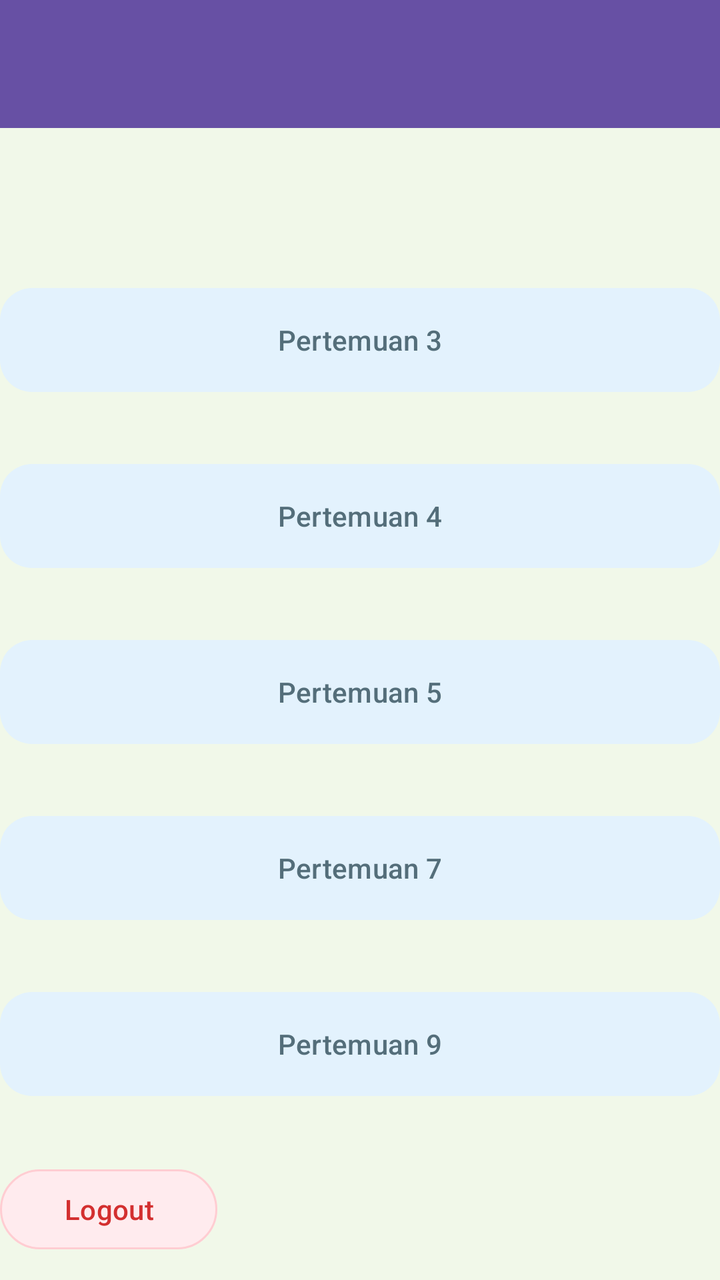
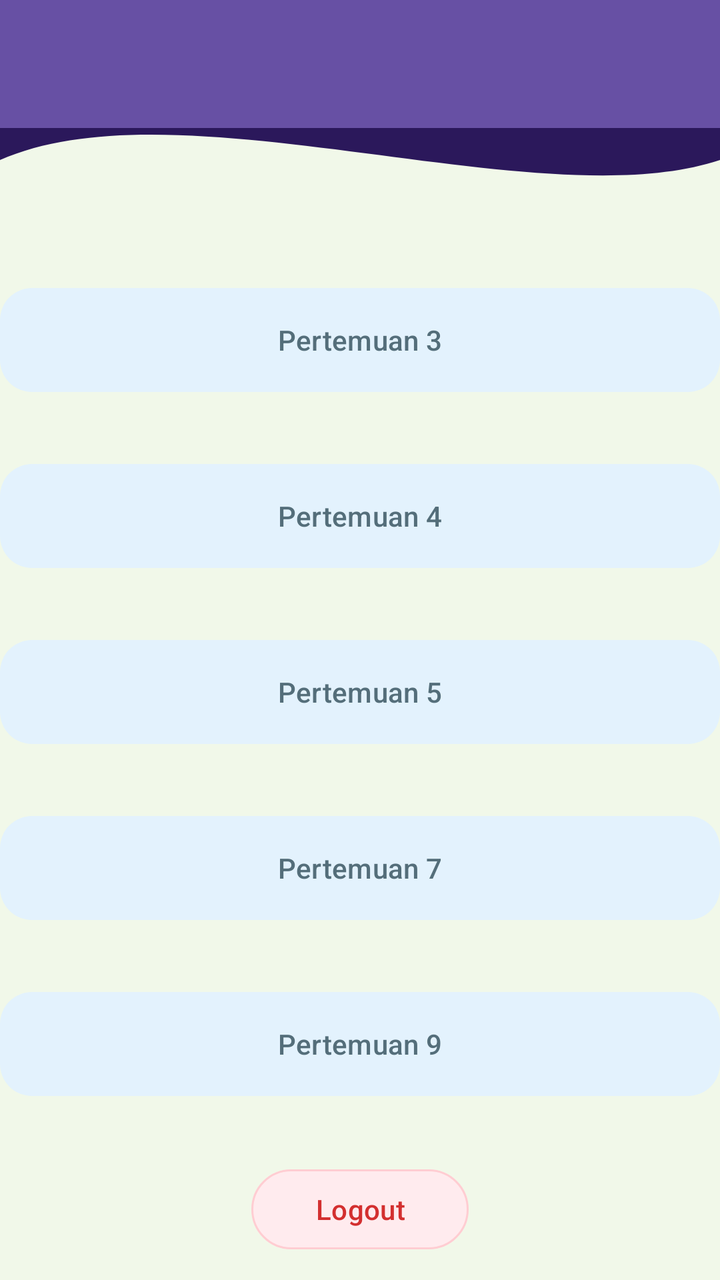

The first picture is an Android layout as it rendered before a commit; the second is the same layout after the commit. The layout source and the unified diff follow.
<!-- AndroidManifest.xml: application theme Theme.PaniApps -->
<!-- res/layout/fragment_home.xml -->
<?xml version="1.0" encoding="utf-8"?>
<androidx.constraintlayout.widget.ConstraintLayout xmlns:android="http://schemas.android.com/apk/res/android"
    xmlns:tools="http://schemas.android.com/tools"
    android:layout_width="match_parent"
    android:layout_height="match_parent"
    xmlns:app="http://schemas.android.com/apk/res-auto"
    android:background="#F1F8E9"
    tools:context=".Home.HomeFragment">


    

    <androidx.appcompat.widget.Toolbar
        android:id="@+id/toolbar"
        android:layout_width="match_parent"
        android:layout_height="?attr/actionBarSize"
        android:background="?attr/colorPrimary"
        app:layout_constraintEnd_toEndOf="parent"
        app:layout_constraintStart_toStartOf="parent"
        app:layout_constraintTop_toTopOf="parent"
        app:layout_scrollFlags="scroll|enterAlways"
        app:subtitleTextColor="@android:color/white"
        app:titleTextColor="@android:color/white" />

    <Button
        android:id="@+id/btnToThird"
        android:layout_width="0dp"
        android:layout_height="60dp"
        android:layout_marginTop="140dp"
        android:elevation="2dp"
        android:text="Pertemuan 3"
        android:textAllCaps="false"
        android:textColor="#546E7A"
        app:backgroundTint="#E3F2FD"
        app:cornerRadius="16dp"
        app:layout_constraintEnd_toEndOf="parent"
        app:layout_constraintHorizontal_bias="0.0"
        app:layout_constraintStart_toStartOf="parent"
        app:layout_constraintTop_toTopOf="parent" />

    <Button
        android:id="@+id/btnToFourth"
        android:layout_width="0dp"
        android:layout_height="60dp"
        android:layout_marginTop="28dp"
        android:elevation="2dp"
        android:text="Pertemuan 4"
        android:textAllCaps="false"
        android:textColor="#546E7A"
        app:backgroundTint="#E3F2FD"
        app:cornerRadius="16dp"
        app:layout_constraintEnd_toEndOf="parent"
        app:layout_constraintHorizontal_bias="0.0"
        app:layout_constraintStart_toStartOf="parent"
        app:layout_constraintTop_toBottomOf="@+id/btnToThird" />

    <Button
        android:id="@+id/btnToFifth"
        android:layout_width="0dp"
        android:layout_height="60dp"
        android:layout_marginTop="28dp"
        android:elevation="2dp"
        android:text="Pertemuan 5"
        android:textAllCaps="false"
        android:textColor="#546E7A"
        app:backgroundTint="#E3F2FD"
        app:cornerRadius="16dp"
        app:layout_constraintEnd_toEndOf="parent"
        app:layout_constraintHorizontal_bias="0.0"
        app:layout_constraintStart_toStartOf="parent"
        app:layout_constraintTop_toBottomOf="@+id/btnToFourth" />

    <Button
        android:id="@+id/btnToSeventh"
        android:layout_width="0dp"
        android:layout_height="60dp"
        android:layout_marginTop="28dp"
        android:elevation="2dp"
        android:text="Pertemuan 7"
        android:textAllCaps="false"
        android:textColor="#546E7A"
        app:backgroundTint="#E3F2FD"
        app:cornerRadius="16dp"
        app:layout_constraintEnd_toEndOf="parent"
        app:layout_constraintHorizontal_bias="0.0"
        app:layout_constraintStart_toStartOf="parent"
        app:layout_constraintTop_toBottomOf="@+id/btnToFifth" />

    <Button
        android:id="@+id/btnToNinth"
        android:layout_width="0dp"
        android:layout_height="60dp"
        android:layout_marginTop="28dp"
        android:elevation="2dp"
        android:text="Pertemuan 9"
        android:textAllCaps="false"
        android:textColor="#546E7A"
        app:backgroundTint="#E3F2FD"
        app:cornerRadius="16dp"
        app:layout_constraintEnd_toEndOf="parent"
        app:layout_constraintHorizontal_bias="0.0"
        app:layout_constraintStart_toStartOf="parent"
        app:layout_constraintTop_toBottomOf="@+id/btnToSeventh" />

    <Button
        android:id="@+id/btnLogout"
        android:layout_width="wrap_content"
        android:layout_height="wrap_content"
        android:layout_marginTop="28dp"
        android:paddingStart="32dp"
        android:paddingEnd="32dp"
        android:text="Logout"
        android:textAllCaps="false"
        android:textColor="#D32F2F"
        app:backgroundTint="#FFEBEE"
        app:cornerRadius="24dp"
        app:layout_constraintBottom_toBottomOf="parent"
        app:layout_constraintTop_toBottomOf="@+id/btnToNinth"
        app:layout_constraintVertical_bias="0.069"
        app:strokeColor="#FFCDD2"
        app:strokeWidth="1dp"
        tools:layout_editor_absoluteX="151dp" />


</androidx.constraintlayout.widget.ConstraintLayout>
<!-- resources referenced by this layout -->
<resources>
  <style name="Theme.PaniApps" parent="Base.Theme.PaniApps" />
  <style name="Base.Theme.PaniApps" parent="Theme.Material3.DayNight.NoActionBar">
          
          
      </style>
</resources>

<!-- the commit's change to res/layout/fragment_home.xml (unified diff, before → after) -->
@@ -9,6 +9,15 @@
 
 
     
+
+    <View
+        android:id="@+id/background_header"
+        android:layout_width="0dp"
+        android:layout_height="200dp"
+        android:background="@drawable/bg_header_wave"
+        app:layout_constraintStart_toStartOf="parent"
+        app:layout_constraintEnd_toEndOf="parent"
+        app:layout_constraintTop_toTopOf="parent"/>
 
     <androidx.appcompat.widget.Toolbar
         android:id="@+id/toolbar"
@@ -115,11 +124,12 @@
         app:backgroundTint="#FFEBEE"
         app:cornerRadius="24dp"
         app:layout_constraintBottom_toBottomOf="parent"
+        app:layout_constraintEnd_toEndOf="parent"
+        app:layout_constraintStart_toStartOf="parent"
         app:layout_constraintTop_toBottomOf="@+id/btnToNinth"
         app:layout_constraintVertical_bias="0.069"
         app:strokeColor="#FFCDD2"
-        app:strokeWidth="1dp"
-        tools:layout_editor_absoluteX="151dp" />
+        app:strokeWidth="1dp" />
 
 
 </androidx.constraintlayout.widget.ConstraintLayout>
<!-- resource entries referenced after the edit -->
@@ -1,5 +1,24 @@
 <!-- resources referenced by this layout -->
 <resources>
+  <!-- drawable bg_header_wave (drawable) -->
+  <vector xmlns:android="http://schemas.android.com/apk/res/android"
+      android:width="100dp"
+      android:height="100dp"
+      android:viewportWidth="100"
+      android:viewportHeight="100">
+  
+      
+      <path
+          android:fillColor="#2B185B"
+          android:pathData="
+              M0,0
+              L100,0
+              L100,40
+              C 75,55
+                25,20
+                0,40
+              Z" />
+  </vector>
   <style name="Theme.PaniApps" parent="Base.Theme.PaniApps" />
   <style name="Base.Theme.PaniApps" parent="Theme.Material3.DayNight.NoActionBar">
           
